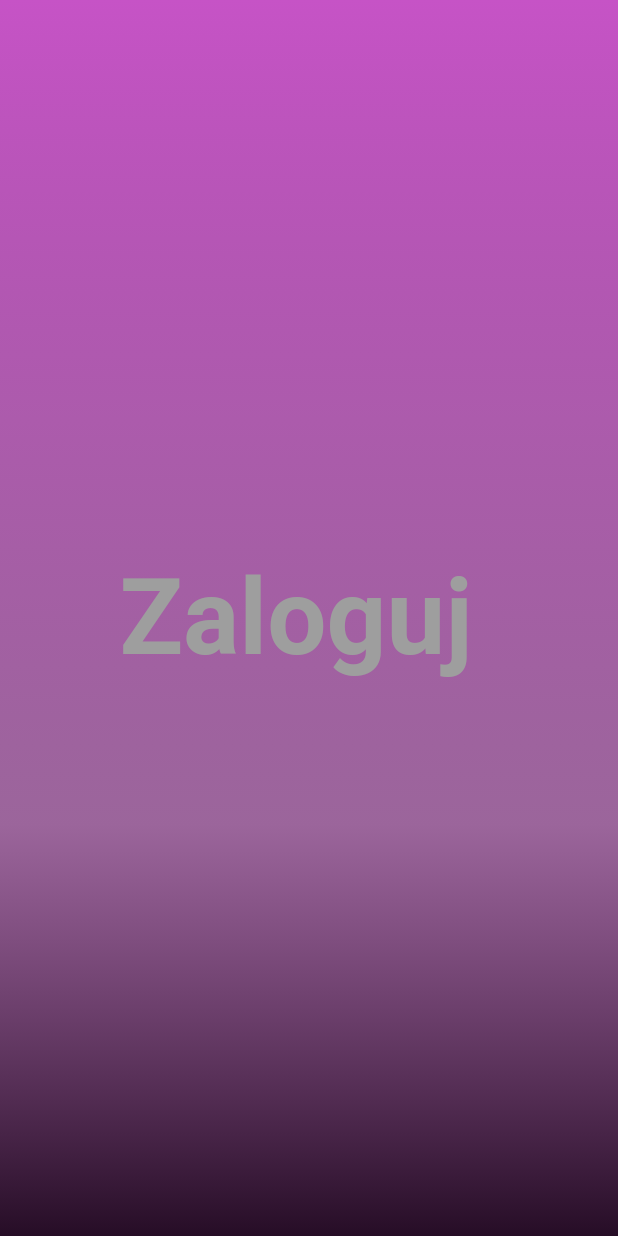
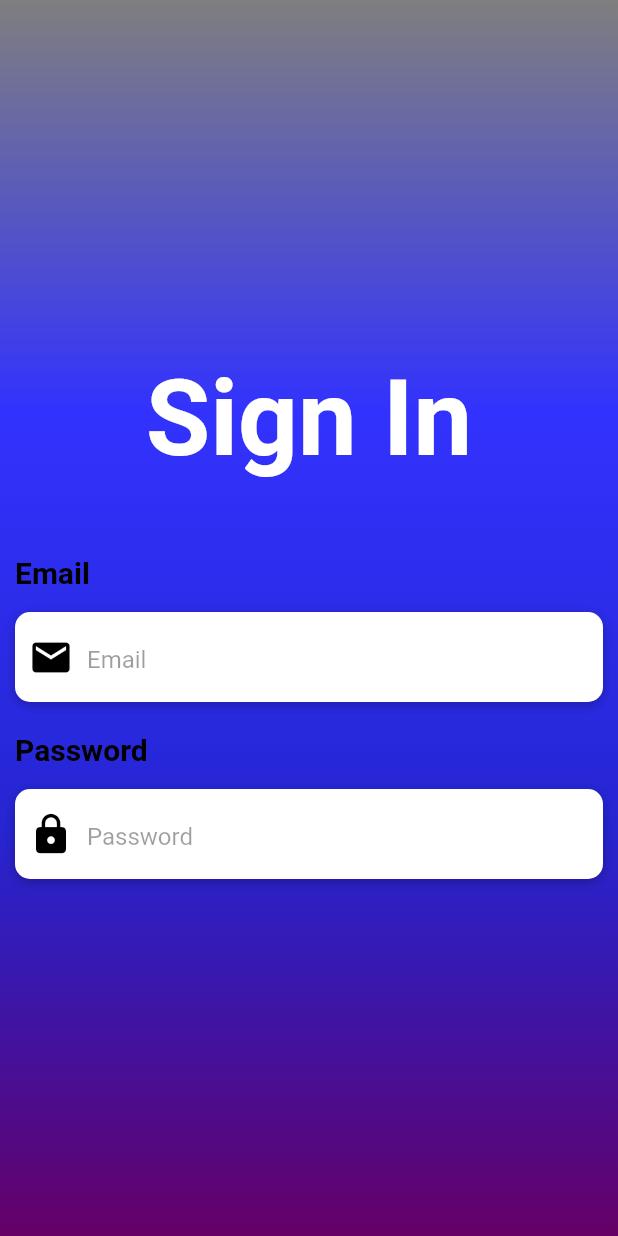
Before and after one commit to YuunOoO/DragCon, a Flutter app: the screen it shows after launch, on a phone screen of 412 x 824 dp. Run offline on Flutter 3.47's test engine with Material 2 defaults, Android fonts, the phone set to English and light mode, and no system bars.

Commit message:
Login page ver 0.3

```diff
--- a/lib/LoginScreen.dart
+++ b/lib/LoginScreen.dart
@@ -4,6 +4,85 @@ import 'package:flutter/services.dart';
 class LoginScreen extends StatefulWidget {
   @override
   _LoginScreenState createState() => _LoginScreenState();
+}
+
+Widget buildEmail() {
+  return Column(
+    crossAxisAlignment: CrossAxisAlignment.start,
+    children: <Widget>[
+      Text(
+        'Email',
+        style: TextStyle(
+            fontSize: 20, color: Colors.black, fontWeight: FontWeight.bold),
+      ),
+      SizedBox(height: 15),
+      Container(
+        alignment: Alignment.centerLeft,
+        decoration: BoxDecoration(
+            color: Colors.white,
+            borderRadius: BorderRadius.circular(10),
+            boxShadow: [
+              BoxShadow(
+                  color: Colors.black26, blurRadius: 6, offset: Offset(0, 2))
+            ]),
+        height: 60,
+        child: TextField(
+          keyboardType: TextInputType.emailAddress,
+          style: TextStyle(color: Colors.black87),
+          decoration: InputDecoration(
+              border: InputBorder.none,
+              contentPadding: EdgeInsets.only(top: 16),
+              prefixIcon: Icon(
+                Icons.email,
+                color: Color(0xff000000),
+                size: 30,
+              ),
+              hintText: 'Email',
+              hintStyle: TextStyle(color: Colors.black38)),
+        ),
+      )
+    ],
+  );
+}
+
+Widget buildPassword() {
+  return Column(
+    crossAxisAlignment: CrossAxisAlignment.start,
+    children: <Widget>[
+      Padding(padding: EdgeInsets.only(top: 20)),
+      Text(
+        'Password',
+        style: TextStyle(
+            fontSize: 20, color: Colors.black, fontWeight: FontWeight.bold),
+      ),
+      SizedBox(height: 15),
+      Container(
+        alignment: Alignment.centerLeft,
+        decoration: BoxDecoration(
+            color: Colors.white,
+            borderRadius: BorderRadius.circular(10),
+            boxShadow: [
+              BoxShadow(
+                  color: Colors.black26, blurRadius: 6, offset: Offset(0, 2))
+            ]),
+        height: 60,
+        child: TextField(
+          keyboardType: TextInputType.emailAddress,
+          style: TextStyle(color: Colors.black87),
+          decoration: InputDecoration(
+              border: InputBorder.none,
+              contentPadding: EdgeInsets.only(top: 16),
+              prefixIcon: Icon(
+                Icons.lock,
+                color: Color(0xff000000),
+                size: 30,
+              ),
+              hintText: 'Password',
+              hintStyle: TextStyle(color: Colors.black38)),
+        ),
+      )
+    ],
+  );
 }
 
 class _LoginScreenState extends State<LoginScreen> {
@@ -16,6 +95,7 @@ class _LoginScreenState extends State<LoginScreen> {
         child: Stack(
           children: <Widget>[
             Container(
+              padding: new EdgeInsets.all(10.0),
               height: double.infinity,
               width: double.infinity,
               decoration: BoxDecoration(
@@ -23,21 +103,24 @@ class _LoginScreenState extends State<LoginScreen> {
                       begin: Alignment.topCenter,
                       end: Alignment.bottomCenter,
                       colors: [
-                    Color(0xffc653c6),
-                    Color(0xcc993399),
-                    Color(0xB3732673),
-                    Color(0xff260d26),
+                    Color(0xcc606060),
+                    Color(0xcc0000FF),
+                    Color(0xD90000CC),
+                    Color(0xff660066),
                   ])),
               child: Column(
                 mainAxisAlignment: MainAxisAlignment.center,
                 children: <Widget>[
                   Text(
-                    'Zaloguj ',
+                    'Sign In',
                     style: TextStyle(
-                        color: Colors.grey,
+                        color: Colors.white,
                         fontSize: 70,
                         fontWeight: FontWeight.bold),
-                  )
+                  ),
+                  SizedBox(height: 50),
+                  buildEmail(),
+                  buildPassword()
                 ],
               ),
             )
```
